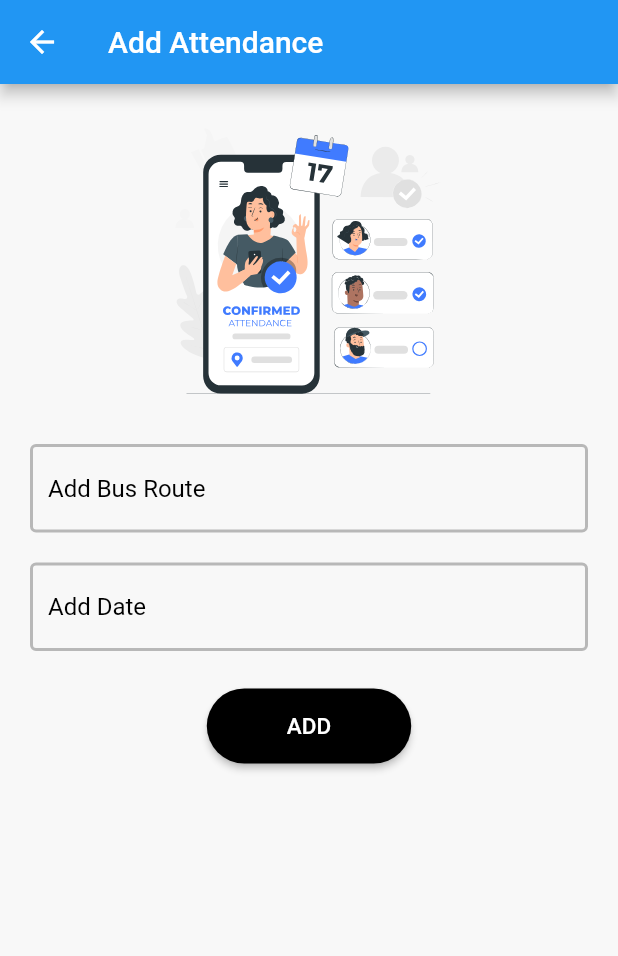
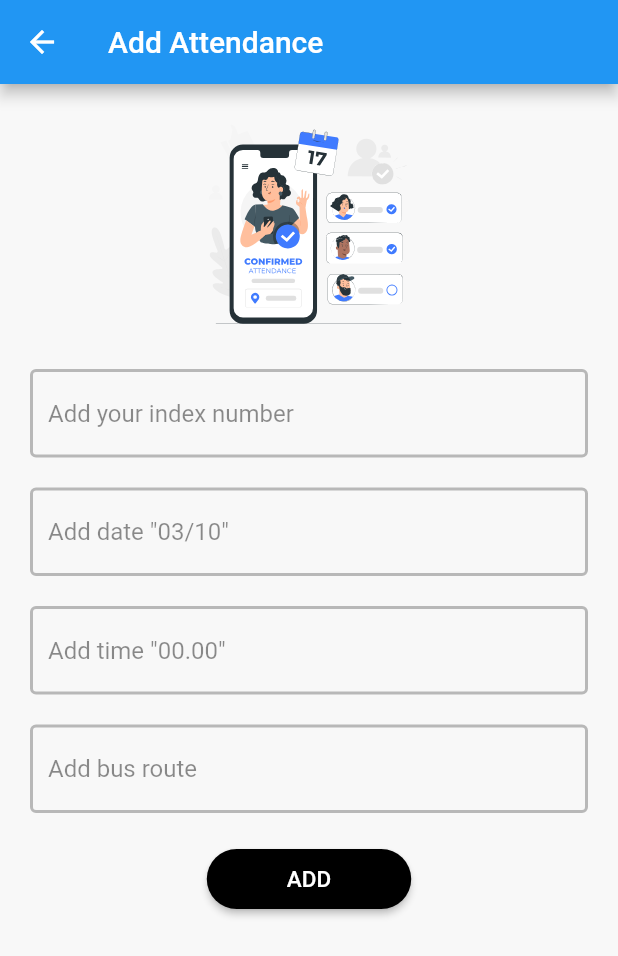
Before and after one commit to hasira09/auto_mob_v1, a Flutter app: the add screen opened directly, on a phone screen of 412 x 824 dp. Shown: the top 956 px of the screen. Run offline on Flutter 3.47's test engine with Material 2 defaults, Android fonts, the phone set to English and light mode, and no system bars; our stand-ins replace cloud_firestore, firebase_auth, firebase_core, flutter_svg, google_sign_in, loading_overlay; accounts and stored records are empty.

Commit message:
Attendance Updated
Then we can get as input Date, Time, Index Number and Route. In all attendance page we can see all these data in list view.

```diff
--- a/lib/Main Pages/Attendance/add.dart
+++ b/lib/Main Pages/Attendance/add.dart
@@ -10,18 +10,21 @@ class add extends StatefulWidget {
 
 class _addState extends State<add> {
   TextEditingController route = TextEditingController();
-  //TextEditingController div = TextEditingController();
+  TextEditingController index = TextEditingController();
   TextEditingController date = TextEditingController();
+  TextEditingController time = TextEditingController();
 
   CollectionReference ref = FirebaseFirestore.instance.collection('users');
 
   @override
   Widget build(BuildContext context) {
     return Scaffold(
+      resizeToAvoidBottomInset: false,
         appBar: AppBar(
         title: Text('Add Attendance'),
       ),
-      body: Container(
+      body: SingleChildScrollView(
+        child: Container(
 
           child: Column(
 
@@ -31,7 +34,7 @@ class _addState extends State<add> {
               ),
               SvgPicture.asset(
                 "assets/icons/Attendance.svg",
-              width: 200,
+                width: 150,
               ),
               SizedBox(
                 height: 20,
@@ -42,11 +45,11 @@ class _addState extends State<add> {
                 padding: EdgeInsets.only(left: 20.0, right: 20.0, bottom: 10.0),
                 child: TextFormField(
                   //validator: validator,
-                controller: route,
+                  controller: index,
                   //style: TextStyle(color: Colors.white),
                   decoration: InputDecoration(
-                    hintText: 'Add Bus Route',
-                    hintStyle: TextStyle(color: Colors.black),
+                      hintText: 'Add your index number',
+                      hintStyle: TextStyle(color: Colors.black45),
                       enabledBorder: OutlineInputBorder(
                           borderSide: BorderSide(
                             color: Colors.black26,
@@ -66,8 +69,8 @@ class _addState extends State<add> {
                   controller: date,
                   //style: TextStyle(color: Colors.white),
                   decoration: InputDecoration(
-                    hintText: 'Add Date',
-                    hintStyle: TextStyle(color: Colors.black),
+                      hintText: 'Add date "03/10"',
+                      hintStyle: TextStyle(color: Colors.black45),
                       enabledBorder: OutlineInputBorder(
                           borderSide: BorderSide(
                             color: Colors.black26,
@@ -79,19 +82,67 @@ class _addState extends State<add> {
 
               ),
               SizedBox(
-               height: 15,
+                height: 10,
               ),
+
+
+              Container(
+                padding: EdgeInsets.only(left: 20.0, right: 20.0, bottom: 10.0),
+                child: TextFormField(
+                  //validator: validator,
+                  controller: time,
+                  //style: TextStyle(color: Colors.white),
+                  decoration: InputDecoration(
+                      hintText: 'Add time "00.00"',
+                      hintStyle: TextStyle(color: Colors.black45),
+                      enabledBorder: OutlineInputBorder(
+                          borderSide: BorderSide(
+                            color: Colors.black26,
+                            width: 2.0,
+                          )
+                      )
+                  ),
+                ),
+              ),
+              SizedBox(
+                 height: 10,
+               ),
+              Container(
+
+                //SizedBox(height: 60.0,),
+                padding: EdgeInsets.only(left: 20.0, right: 20.0, bottom: 10.0),
+                child: TextFormField(
+                  //validator: validator,
+                  controller: route,
+                  //style: TextStyle(color: Colors.white),
+                  decoration: InputDecoration(
+                      hintText: 'Add bus route',
+                      hintStyle: TextStyle(color: Colors.black45),
+                      enabledBorder: OutlineInputBorder(
+                          borderSide: BorderSide(
+                            color: Colors.black26,
+                            width: 2.0,
+                          )
+                      )
+                  ),
+                ),
+              ),
+              SizedBox(
+                height: 10,
+              ),
+
               MaterialButton(
                // margin: EdgeInsets.all(20),
-              height: 50,
+                height: 40,
                 color: Color.fromARGB(255, 0, 0, 0),
                 shape: RoundedRectangleBorder(
                     borderRadius: BorderRadius.circular(25)),
                 onPressed: () {
                   ref.add({
                     'bus route': route.text,
-                  //'div': ww,
+                    'index': index.text,
                     'date': date.text,
+                    'time': time.text,
                   });
                 },
                 child: Text(
@@ -105,6 +156,7 @@ class _addState extends State<add> {
             ],
           ),
         ),
+      ),
     );
   }
 }
```
Also changed, not shown: lib/Main Pages/Attendance/mainpage.dart (+28 -4 lines). Lines whose indentation alone changed are shown as unchanged.
